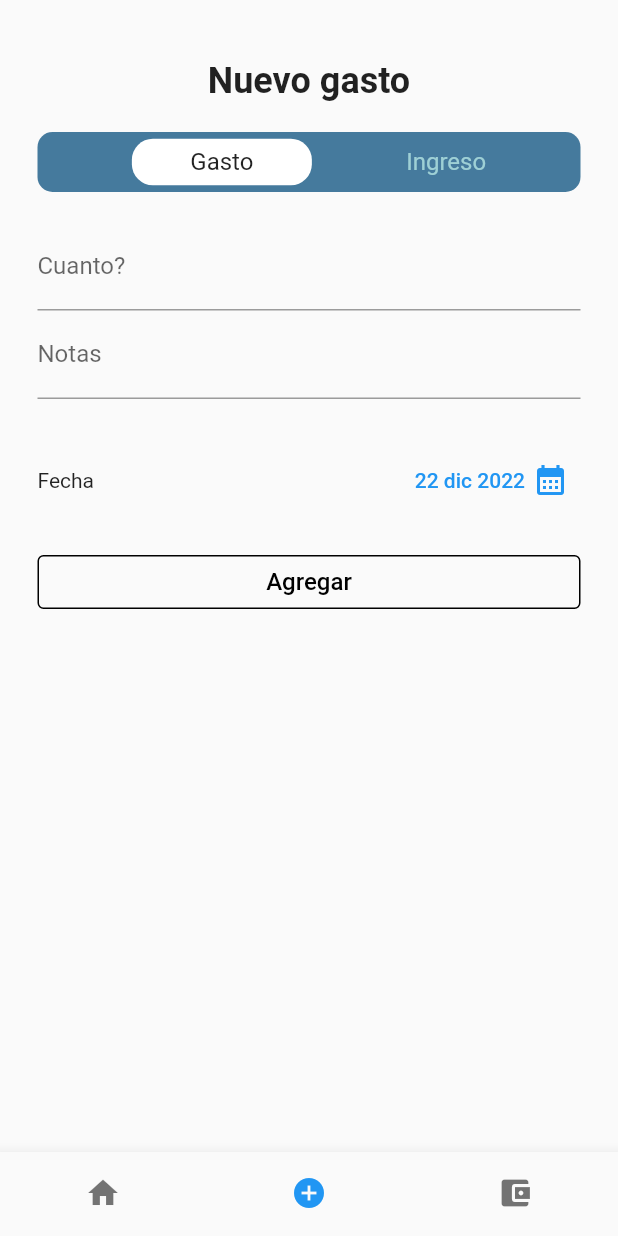
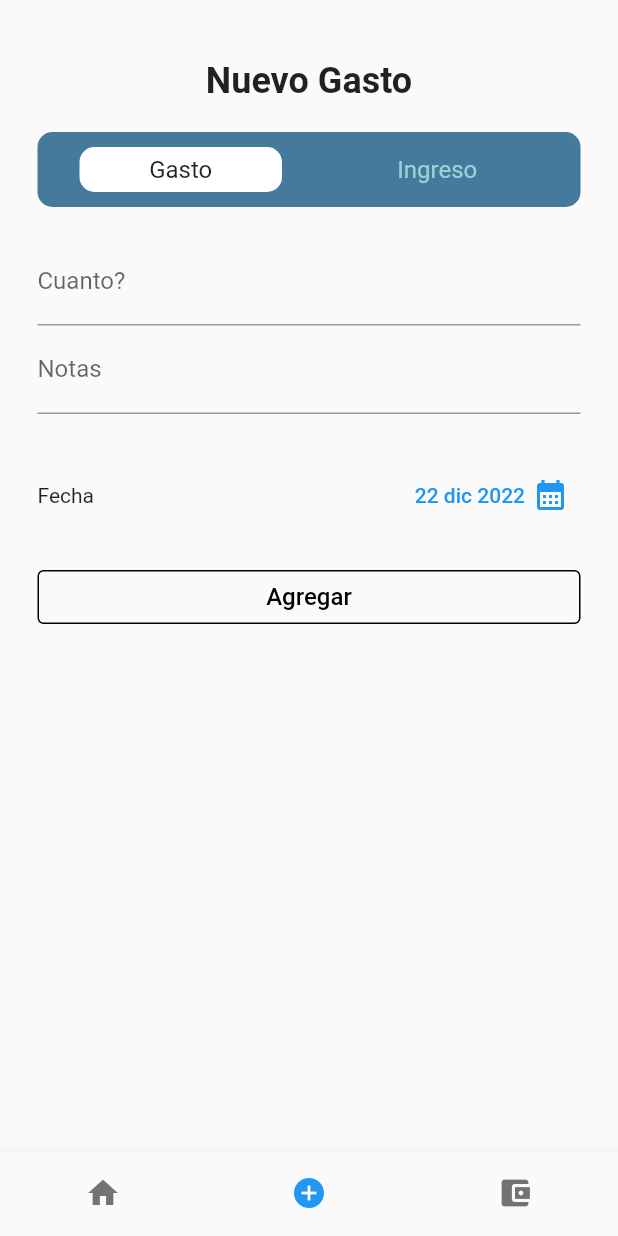
Before and after one commit to Juandurdaneta/Budget-app-flutter, a Flutter app: the screen it shows after launch, item 2 of the bottom bar chosen, on a phone screen of 412 x 824 dp. Run offline on Flutter 3.47's test engine with Material 2 defaults, Android fonts, the phone set to English and light mode, and no system bars; missing offline and left inert: dart:ffi.

Commit message:
Added transaction switch

```diff
--- a/lib/add_transaction.dart
+++ b/lib/add_transaction.dart
@@ -1,3 +1,4 @@
+import 'package:budget_app_flutter/widgets/transaction_switch.dart';
 import 'package:flutter/material.dart';
 import 'package:intl/intl.dart';
 import 'package:intl/date_symbol_data_local.dart';
@@ -10,8 +11,16 @@ class AddTransaction extends StatefulWidget {
 }
 
 class _AddTransactionState extends State<AddTransaction> {
+  bool isExpense = true;
   DateTime selectedDate = DateTime.now();
 
+  void handleTransactionType() {
+    setState(() {
+      isExpense = !isExpense;
+    });
+  }
+
+  // date selector
   Future<Null> _selectDate(BuildContext context) async {
     final DateTime? picked = await showDatePicker(
         context: context,
@@ -34,47 +43,14 @@ class _AddTransactionState extends State<AddTransaction> {
       child: Column(
         crossAxisAlignment: CrossAxisAlignment.center,
         children: [
-          const Text(
-            'Nuevo gasto',
-            style: TextStyle(
+          Text(
+            'Nuevo ${isExpense ? "Gasto" : "Ingreso"}',
+            style: const TextStyle(
               fontWeight: FontWeight.bold,
               fontSize: 24,
             ),
           ),
-          Container(
-            margin: const EdgeInsets.symmetric(vertical: 20.0),
-            decoration: BoxDecoration(
-              borderRadius: BorderRadius.circular(10),
-              color: const Color.fromARGB(255, 69, 122, 157),
-            ),
-            height: 40.0,
-            child: Row(
-              mainAxisAlignment: MainAxisAlignment.spaceEvenly,
-              children: [
-                Container(
-                  width: 120,
-                  decoration: BoxDecoration(
-                    borderRadius: BorderRadius.circular(14),
-                    color: Colors.white,
-                  ),
-                  padding: const EdgeInsets.symmetric(
-                      horizontal: 20.0, vertical: 6.0),
-                  child: const Text(
-                    'Gasto',
-                    textAlign: TextAlign.center,
-                    style: TextStyle(
-                      fontSize: 16,
-                    ),
-                  ),
-                ),
-                const Text('Ingreso',
-                    style: TextStyle(
-                      fontSize: 16,
-                      color: Color.fromARGB(255, 158, 208, 213),
-                    )),
-              ],
-            ),
-          ),
+          TransactionTypeSwitch(isExpense, handleTransactionType),
           Column(crossAxisAlignment: CrossAxisAlignment.stretch, children: [
             const TextField(
               decoration: InputDecoration(labelText: 'Cuanto?'),
--- a/lib/main.dart
+++ b/lib/main.dart
@@ -31,45 +31,14 @@ class _MyStatefulWidgetState extends State<MyStatefulWidget> {
   // index
   int _selectedIndex = 0;
 
-  // transactions
-  final List<Transaction> _userTransaction = [
-    Transaction(
-      notes: 'New shoes',
-      amount: 129.99,
-      isExpense: true,
-      date: DateTime.now(),
-    ),
-    Transaction(
-      notes: 'Dinner',
-      amount: 12.99,
-      isExpense: true,
-      date: DateTime.now(),
-    )
-  ];
-
-  // add new transaction
-
-  void _addNewTransaction(String txNotes, double txAmount, bool txIsExpense) {
-    final newTx = Transaction(
-      notes: txNotes,
-      amount: txAmount,
-      isExpense: txIsExpense,
-      date: DateTime.now(),
-    );
-  }
-
-  // styles
-  static const TextStyle optionStyle =
-      TextStyle(fontSize: 20, fontWeight: FontWeight.bold);
-
-  // list of widgets to display (texts)
+  // list of widgets to display
   static const List<Widget> _widgetOptions = <Widget>[
     Home(),
     AddTransaction(),
     Movements()
   ];
 
-  void _onItemTapped(int index) {
+  void onItemTapped(int index) {
     setState(() {
       _selectedIndex = index;
     });
@@ -101,7 +70,7 @@ class _MyStatefulWidgetState extends State<MyStatefulWidget> {
           )
         ],
         currentIndex: _selectedIndex,
-        onTap: _onItemTapped,
+        onTap: onItemTapped,
         showSelectedLabels: false,
         showUnselectedLabels: false,
       ),
--- /dev/null
+++ b/lib/widgets/transaction_switch.dart
@@ -0,0 +1,98 @@
+import 'package:flutter/src/widgets/container.dart';
+import 'package:flutter/src/widgets/framework.dart';
+import 'package:flutter/material.dart';
+
+class TransactionTypeSwitch extends StatefulWidget {
+  final bool isExpense;
+  final Function handleTouch;
+  const TransactionTypeSwitch(this.isExpense, this.handleTouch, {super.key});
+
+  @override
+  State<TransactionTypeSwitch> createState() => _TransactionTypeSwitchState();
+}
+
+class _TransactionTypeSwitchState extends State<TransactionTypeSwitch> {
+  @override
+  Widget build(BuildContext context) {
+    return Container(
+      padding: const EdgeInsets.symmetric(vertical: 10.0, horizontal: 10.0),
+      margin: const EdgeInsets.symmetric(vertical: 20.0),
+      width: double.infinity,
+      height: 50,
+      decoration: const BoxDecoration(
+        borderRadius: BorderRadius.all(Radius.circular(10)),
+        color: Color.fromARGB(255, 69, 122, 157),
+      ),
+      child: Row(
+          mainAxisAlignment: MainAxisAlignment.spaceAround,
+          children: widget.isExpense
+              ? [
+                  const Selected(
+                    displayText: 'Gasto',
+                  ),
+                  GestureDetector(
+                    onTap: () {
+                      widget.handleTouch();
+                    },
+                    child: const SizedBox(
+                      height: double.infinity,
+                      width: 135.0,
+                      child: Center(
+                          child: Text('Ingreso',
+                              style: TextStyle(
+                                fontSize: 16,
+                                color: Color.fromARGB(255, 158, 208, 213),
+                              ))),
+                    ),
+                  ),
+                ]
+              : [
+                  GestureDetector(
+                    onTap: () {
+                      widget.handleTouch();
+                    },
+                    child: const SizedBox(
+                      height: double.infinity,
+                      width: 135.0,
+                      child: Center(
+                          child: Text('Gasto',
+                              style: TextStyle(
+                                fontSize: 16,
+                                color: Color.fromARGB(255, 158, 208, 213),
+                              ))),
+                    ),
+                  ),
+                  const Selected(
+                    displayText: 'Ingreso',
+                  )
+                ]),
+    );
+  }
+}
+
+class Selected extends StatelessWidget {
+  final String displayText;
+  const Selected({
+    Key? key,
+    required this.displayText,
+  }) : super(key: key);
+
+  @override
+  Widget build(BuildContext context) {
+    return Container(
+      height: double.infinity,
+      width: 135.0,
+      decoration: const BoxDecoration(
+        borderRadius: BorderRadius.all(Radius.circular(10)),
+        color: Colors.white,
+      ),
+      child: Center(
+          child: Text(
+        displayText,
+        style: const TextStyle(
+          fontSize: 16,
+        ),
+      )),
+    );
+  }
+}
```
Also changed, not shown: lib/home.dart (+13 -6 lines), lib/movements.dart (+10 -34 lines).
